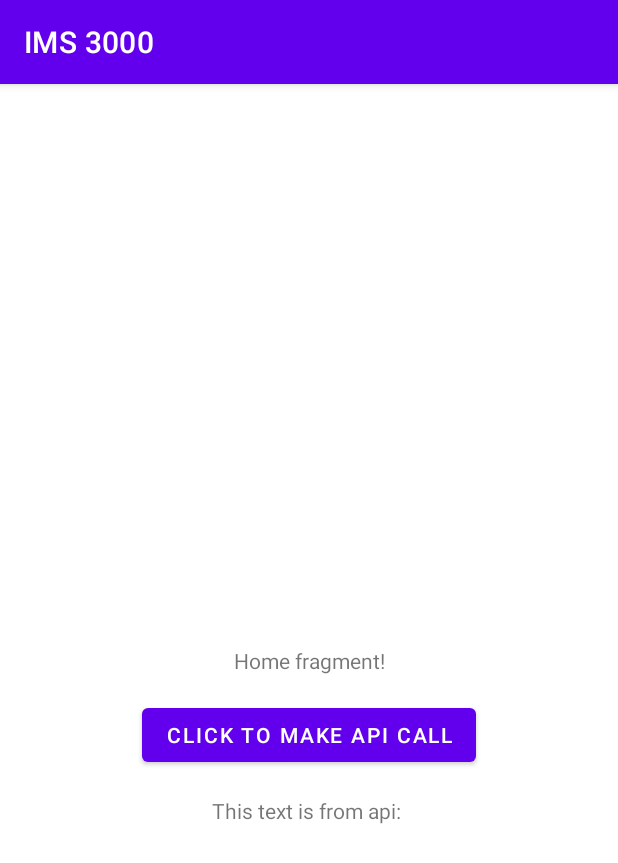
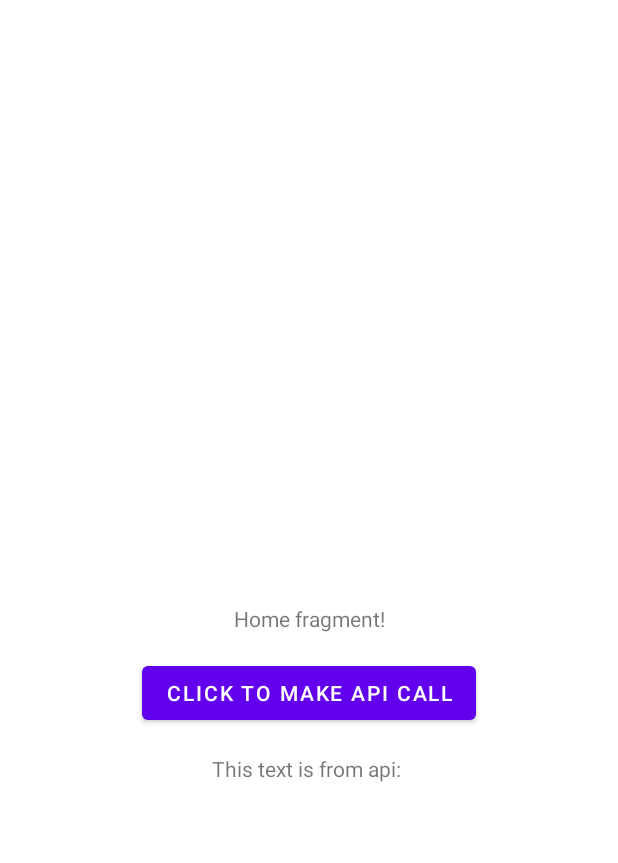
Before and after one commit to IMS-TEAM-1/application, an Android app: the MainActivity screen opened directly, with no data from a screen before it, on a phone screen of 412 x 824 dp. Shown: the top 863 px of the screen. Run offline under Robolectric (Android 15) with nearby library versions, the phone set to English and light mode, and no system bars; our stand-ins replace Dagger/Hilt's generated code; pictures from the network do not load; 5 statements that could not run were skipped.

Commit message:
Attempt to fix merger
Ui and Mvvm merge attempt 1

```diff
--- a/app/src/main/AndroidManifest.xml
+++ b/app/src/main/AndroidManifest.xml
@@ -14,7 +14,8 @@
         android:theme="@style/Theme.IMS3000">
         <activity
             android:name=".ui.MainActivity"
-            android:exported="false" />
+            android:exported="false"
+            android:theme="@style/Theme.IMS3000.NoActionBar" />
         <activity
             android:name=".ui.sampledata.NavigationMenuActivity"
             android:exported="false" />
--- a/app/src/main/java/com/example/ims3000/ui/MainActivity.kt
+++ b/app/src/main/java/com/example/ims3000/ui/MainActivity.kt
@@ -4,12 +4,16 @@ import androidx.appcompat.app.AppCompatActivity
 import android.os.Bundle
 import android.util.Log
 import android.view.View
+import android.view.WindowManager
+import androidx.fragment.app.Fragment
 import androidx.lifecycle.lifecycleScope
 import com.bumptech.glide.RequestManager
 import com.example.ims3000.R
 import com.example.ims3000.api.RetrofitInstance
 import com.example.ims3000.data.entities.mockApiData
 import com.example.ims3000.databinding.ActivityMainBinding
+import com.example.ims3000.databinding.ActivityNavigationMenuBinding
+import com.example.ims3000.ui.sampledata.MowerStatusFragment
 import dagger.hilt.android.AndroidEntryPoint
 import kotlinx.coroutines.Dispatchers
 import kotlinx.coroutines.launch
@@ -26,32 +30,35 @@ class MainActivity : AppCompatActivity() {
     override fun onCreate(savedInstanceState: Bundle?) {
         super.onCreate(savedInstanceState)
         setContentView(R.layout.activity_main)
-/*        binding = ActivityMainBinding.inflate(layoutInflater)
-        val view = binding.root
-        setContentView(view)
+        val binding = ActivityMainBinding.inflate(layoutInflater)
+/*
+        supportActionBar?.hide()
+        window.setFlags(
+            WindowManager.LayoutParams.FLAG_FULLSCREEN,
+            WindowManager.LayoutParams.FLAG_FULLSCREEN
+        )
+*/
+        setContentView(binding.root)
 
-        binding.apiCallButtonTest.setOnClickListener {
-            mockApiCall()
+        val mowerStatusFragment = MowerStatusFragment()
+
+        //start with this fragment
+        makeCurrentFragment(mowerStatusFragment)
+         /*
+        binding.setOnItemSelectedListener {
+            when (it.itemId){
+                R.id.navigation_status -> makeCurrentFragment(mowerStatusFragment)
+
+            }
+            true
         }
-*/
+        */
     }
-/*
-    private fun mockApiCall() {
-        lifecycleScope.launch(Dispatchers.IO) {
-            try {
-                val response = RetrofitInstance.api.getTodo(1)
-                if (response.isSuccessful) {
-                    val todo = response.body() as mockApiData
-                    val baseText = binding.apidatatext.text.toString()
-                    val apiText = todo.title
-                    lifecycleScope.launch(Dispatchers.Main) {
-                        binding.apidatatext.text = baseText + " " + apiText
-                    }
-                }
-            } catch (e: Exception) {
-                Log.d("debug", "error")
-            }
+
+    private fun makeCurrentFragment(fragment: Fragment) =
+        supportFragmentManager.beginTransaction().apply {
+            replace(R.id.frame_layout, fragment)
+            commit()
         }
-    }
-*/
+
 }
--- a/app/src/main/res/layout/activity_navigation_menu.xml
+++ b/app/src/main/res/layout/activity_navigation_menu.xml
@@ -4,7 +4,7 @@
     xmlns:tools="http://schemas.android.com/tools"
     android:layout_width="match_parent"
     android:layout_height="match_parent"
-    tools:context=".ui.sampledata.NavigationMenuActivity">
+    tools:context=".ui.MainActivity">
 
     <FrameLayout
         android:id="@+id/frame_layout"
--- a/app/src/main/res/layout/fragment_mower_status.xml
+++ b/app/src/main/res/layout/fragment_mower_status.xml
@@ -17,10 +17,7 @@
         android:text="MOWER"
         android:textColor="#FFFFFF"
         android:textSize="34sp"
-        android:textStyle="bold"
-        app:layout_constraintBottom_toTopOf="@+id/mower_name"
-        app:layout_constraintTop_toTopOf="parent"
-        app:layout_constraintVertical_bias="0.0" />
+        android:textStyle="bold" />
 
     <TextView
         android:id="@+id/mower_name"
```
Also changed, not shown: app/src/main/java/com/example/ims3000/ui/LoginActivity.kt (+6 -1 lines), app/src/main/java/com/example/ims3000/ui/sampledata/NavigationMenuActivity.kt (+3 -7 lines).
